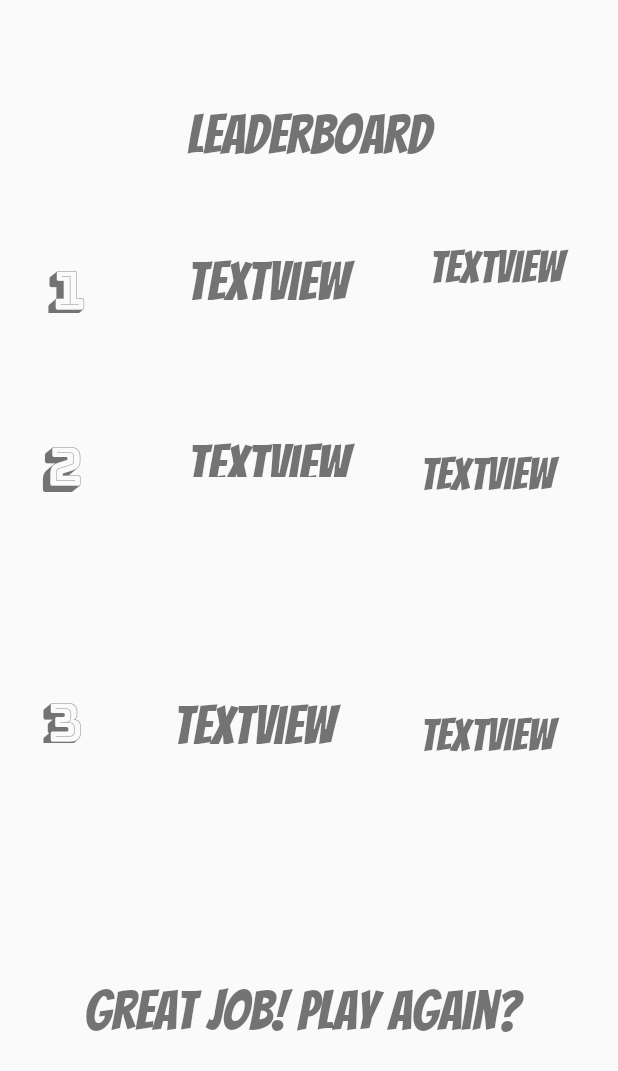
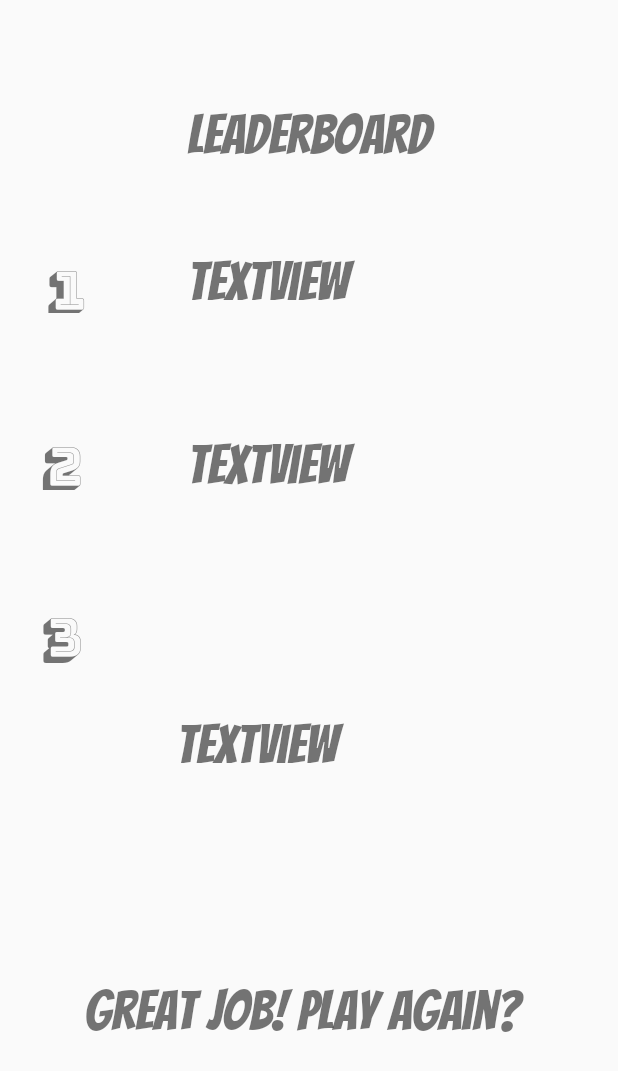
Before and after one commit to CraigP17/GameBoi-CSC207, an Android app: the layout activity_leaderboard.xml on its own in the app's theme, with its tools: preview values and no code run, on a phone screen of 412 x 824 dp. Shown: the top 1071 px of the screen. Run offline under Robolectric (Android 15) with nearby library versions, the phone set to English and light mode, and no system bars.

Commit message:
fixed bug where losing screen goes to previous game instead of leaderboard, fixed leaderboard display

```diff
--- a/phase1/app/src/main/java/com/example/gameboi/FlashLoss.java
+++ b/phase1/app/src/main/java/com/example/gameboi/FlashLoss.java
@@ -51,6 +51,13 @@ public class FlashLoss extends AppCompatActivity {
   public void exitGame(View view) {
         if (player.getLives() > 0) {
             player.incrementCurrLevel();
+        } else {
+            if (player.getTotalPoints() > player.getHighScore()) {
+                player.setHighScore(player.getTotalPoints());
+            }
+            Intent intent1 = new Intent(this, Leaderboard.class);
+            startActivity(intent1);
+            return;
         }
 
         if (player.getCurrLevel() == 1) {
@@ -65,8 +72,8 @@ public class FlashLoss extends AppCompatActivity {
             if (player.getTotalPoints() > player.getHighScore()) {
                 player.setHighScore(player.getTotalPoints());
             }
-            Intent intent = new Intent(this, Leaderboard.class);
-            startActivity(intent);
+            Intent intent1 = new Intent(this, Leaderboard.class);
+            startActivity(intent1);
         }
     }
 }
--- a/phase1/app/src/main/java/com/example/gameboi/FlashWin.java
+++ b/phase1/app/src/main/java/com/example/gameboi/FlashWin.java
@@ -51,7 +51,7 @@ public class FlashWin extends AppCompatActivity {
             Intent intent = new Intent(this, RockPaperScissors.class);
             intent.putExtra("player", player);
             startActivity(intent);
-        } else if (player.getCurrLevel() == 3){
+        } else {
             if (player.getTotalPoints() > player.getHighScore()) {
                 player.setHighScore(player.getTotalPoints());
             }
--- a/phase1/app/src/main/res/layout/activity_leaderboard.xml
+++ b/phase1/app/src/main/res/layout/activity_leaderboard.xml
@@ -8,34 +8,31 @@
 
     <TextView
         android:id="@+id/textView25"
-        android:layout_width="118dp"
-        android:layout_height="56dp"
+        android:layout_width="100dp"
+        android:layout_height="63dp"
         android:layout_marginStart="49dp"
-        android:layout_marginTop="82dp"
+        android:layout_marginTop="68dp"
         android:layout_marginEnd="17dp"
         android:fontFamily="@font/bangers"
-        android:text="TextView"
         android:textSize="30sp"
         app:layout_constraintEnd_toEndOf="parent"
-        app:layout_constraintHorizontal_bias="0.875"
+        app:layout_constraintHorizontal_bias="0.538"
         app:layout_constraintStart_toEndOf="@+id/textView33"
         app:layout_constraintTop_toBottomOf="@+id/textView24" />
 
     <TextView
         android:id="@+id/textView28"
-        android:layout_width="110dp"
-        android:layout_height="55dp"
-        android:layout_marginStart="49dp"
-        android:layout_marginTop="78dp"
-        android:layout_marginEnd="22dp"
-        android:layout_marginBottom="83dp"
+        android:layout_width="99dp"
+        android:layout_height="59dp"
+        android:layout_marginStart="213dp"
+        android:layout_marginTop="16dp"
+        android:layout_marginEnd="16dp"
+        android:layout_marginBottom="131dp"
         android:fontFamily="@font/bangers"
-        android:text="TextView"
         android:textSize="30sp"
         app:layout_constraintBottom_toTopOf="@+id/textView29"
         app:layout_constraintEnd_toEndOf="parent"
-        app:layout_constraintHorizontal_bias="1.0"
-        app:layout_constraintStart_toEndOf="@+id/textView34"
+        app:layout_constraintStart_toEndOf="@+id/textView37"
         app:layout_constraintTop_toBottomOf="@+id/textView25" />
 
     <TextView
@@ -67,8 +64,8 @@
 
     <TextView
         android:id="@+id/textView33"
-        android:layout_width="126dp"
-        android:layout_height="46dp"
+        android:layout_width="129dp"
+        android:layout_height="56dp"
         android:layout_marginStart="41dp"
         android:layout_marginTop="72dp"
         android:fontFamily="@font/bangers"
@@ -81,9 +78,9 @@
         android:id="@+id/textView34"
         android:layout_width="126dp"
         android:layout_height="50dp"
-        android:layout_marginStart="28dp"
-        android:layout_marginTop="80dp"
-        android:layout_marginBottom="92dp"
+        android:layout_marginStart="34dp"
+        android:layout_marginTop="84dp"
+        android:layout_marginBottom="81dp"
         android:fontFamily="@font/bangers"
         android:text="@string/textview"
         android:textSize="36sp"
@@ -106,7 +103,7 @@
     <TextView
         android:id="@+id/textView36"
         android:layout_width="55dp"
-        android:layout_height="71dp"
+        android:layout_height="62dp"
         android:layout_marginStart="28dp"
         android:layout_marginTop="56dp"
         android:fontFamily="@font/bungee_shade"
@@ -117,8 +114,8 @@
 
     <TextView
         android:id="@+id/textView37"
-        android:layout_width="59dp"
-        android:layout_height="60dp"
+        android:layout_width="55dp"
+        android:layout_height="67dp"
         android:layout_marginStart="28dp"
         android:layout_marginTop="52dp"
         android:layout_marginBottom="93dp"
@@ -127,20 +124,20 @@
         android:textSize="36sp"
         app:layout_constraintBottom_toTopOf="@+id/textView29"
         app:layout_constraintStart_toStartOf="parent"
-        app:layout_constraintTop_toBottomOf="@+id/textView36" />
+        app:layout_constraintTop_toBottomOf="@+id/textView36"
+        app:layout_constraintVertical_bias="0.0" />
 
     <TextView
         android:id="@+id/textView24"
-        android:layout_width="110dp"
+        android:layout_width="104dp"
         android:layout_height="56dp"
         android:layout_marginStart="58dp"
-        android:layout_marginTop="36dp"
+        android:layout_marginTop="40dp"
         android:layout_marginEnd="16dp"
         android:fontFamily="@font/bangers"
-        android:text="TextView"
         android:textSize="30sp"
         app:layout_constraintEnd_toEndOf="parent"
-        app:layout_constraintHorizontal_bias="1.0"
+        app:layout_constraintHorizontal_bias="0.0"
         app:layout_constraintStart_toEndOf="@+id/textView31"
         app:layout_constraintTop_toBottomOf="@+id/textView30" />
 
--- a/phase1/app/src/main/res/layout/activity_rock_paper_scissors.xml
+++ b/phase1/app/src/main/res/layout/activity_rock_paper_scissors.xml
@@ -10,15 +10,14 @@
         android:id="@+id/textView3"
         android:layout_width="295dp"
         android:layout_height="69dp"
-        android:layout_marginStart="78dp"
-        android:layout_marginEnd="38dp"
-        android:layout_marginBottom="108dp"
+        android:layout_marginStart="53dp"
+        android:layout_marginEnd="64dp"
+        android:layout_marginBottom="128dp"
         android:fontFamily="@font/bangers"
         android:text="@string/rock_paper_scissor_game"
         android:textSize="30sp"
         app:layout_constraintBottom_toBottomOf="parent"
         app:layout_constraintEnd_toEndOf="parent"
-        app:layout_constraintHorizontal_bias="0.0"
         app:layout_constraintStart_toStartOf="parent" />
 
     <ImageButton
--- a/phase1/app/src/main/res/values/strings.xml
+++ b/phase1/app/src/main/res/values/strings.xml
@@ -37,7 +37,7 @@
     <string name="blue">BLUE</string>
     <string name="green">GREEN</string>
     <string name="lose1">-1</string>
-    <string name="flashLoss">You lost a life! You got 2 patterns incorrect!</string>
+    <string name="flashLoss">"You lost a life! "</string>
     <string name="flashWin1">Congrats! You can move onto the next level</string>
     <string name="flashGames">You have won:</string>
     <string name="flashLives">Lives Left:</string>
```
